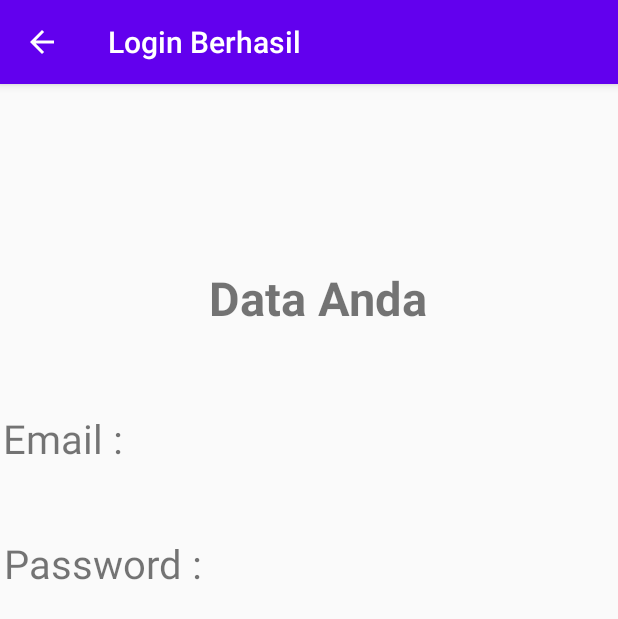
After one commit to priyaihsan/ToastProject, an Android app: the ActivityTwo screen opened directly, with no data from a screen before it, on a phone screen of 412 x 824 dp. The commit adds this screen. Shown: the top 619 px of the screen. Run offline under Robolectric (Android 15) with nearby library versions, the phone set to English and light mode, and no system bars; 2 statements that could not run were skipped.

Commit message:
tugas ke 2

```diff
--- a/app/src/main/AndroidManifest.xml
+++ b/app/src/main/AndroidManifest.xml
@@ -3,7 +3,6 @@
     package="com.example.testing">
 
     <application
-        android:allowBackup="true"
         android:icon="@mipmap/ic_launcher"
         android:label="@string/app_name"
         android:roundIcon="@mipmap/ic_launcher_round"
@@ -16,6 +15,9 @@
                 <category android:name="android.intent.category.LAUNCHER" />
             </intent-filter>
         </activity>
+        <activity android:name=".ActivityTwo"
+            android:parentActivityName=".MainActivity"
+            android:label="@string/label2"></activity>
     </application>
 
 </manifest>
--- /dev/null
+++ b/app/src/main/java/com/example/testing/ActivityTwo.java
@@ -0,0 +1,38 @@
+package com.example.testing;
+
+
+import android.os.Bundle;
+import android.widget.TextView;
+
+import androidx.appcompat.app.AppCompatActivity;
+
+public class ActivityTwo extends AppCompatActivity {
+
+    TextView txemail,txpassword;
+
+    @Override
+    protected void onCreate(Bundle savedInstanceState) {
+        super.onCreate(savedInstanceState);
+        setContentView(R.layout.activity_kedua);
+
+        //menghubungkan variabel pada conten texview
+        txemail = findViewById(R.id.emailField);
+        txpassword = findViewById(R.id.passwordField);
+
+        // mendeclarasikan bundle yang digunakan untuk mengambil pesan
+        // yang dikirim melalui method intent
+        Bundle bundle = getIntent().getExtras();
+
+        //membuat variabel string untuk menyimpan data yang dikirim
+        // dari activity sebelumnya
+        String email = bundle.getString("a");
+        String pass = bundle.getString("b");
+
+        // menampilkan value
+        txemail.setText(email);
+        txpassword.setText(pass);
+
+
+    }
+
+}
--- a/app/src/main/java/com/example/testing/MainActivity.java
+++ b/app/src/main/java/com/example/testing/MainActivity.java
@@ -2,6 +2,7 @@ package com.example.testing;
 
 import androidx.appcompat.app.AppCompatActivity;
 
+import android.content.Intent;
 import android.os.Bundle;
 import android.view.View;
 import android.widget.Button;
@@ -23,32 +24,49 @@ public class MainActivity extends AppCompatActivity {
         edEmail    = findViewById(R.id.TextEmail);
         edPassword = findViewById(R.id.TextPassword);
 
+
         btnLogin.setOnClickListener(new View.OnClickListener() {
             @Override
             public void onClick(View view) {
                 nama     = edEmail.getText().toString();
                 password = edPassword.getText().toString();
 
+                String email = "priya@gmail.com";
+                String pass = "1234";
+
                 // untuk menampilkan toast
-                if (nama.equals("priya") && password.equals("1234")){
+                if (nama.isEmpty() || password.isEmpty()){
                     Toast t = Toast.makeText(getApplicationContext()
-                    ,"login Berhasil",Toast.LENGTH_LONG);
+                    ,"Email dan Password wajib diisi",Toast.LENGTH_LONG);
                     t.show();
-                }
-                else if(nama.equals("priya") && !password.equals("1234")){
-                    Toast t = Toast.makeText(getApplicationContext()
-                   ,"Password Salah",Toast.LENGTH_LONG);
-                    t.show();
-                }
-                else if(!nama.equals("priya") && password.equals("1234")){
-                    Toast t = Toast.makeText(getApplicationContext()
-                    ,"Email Salah",Toast.LENGTH_LONG);
-                    t.show();
+
                 }
                 else{
-                    Toast t = Toast.makeText(getApplicationContext()
-                    ,"Email dan Password Salah",Toast.LENGTH_LONG);
-                    t.show();
+
+                    if (nama.equals(email) || password.equals(pass)){
+                        Toast t = Toast.makeText(getApplicationContext()
+                                ,"login Berhasil",Toast.LENGTH_LONG);
+                        t.show();
+
+                        Bundle b = new Bundle();
+
+                        b.putString("a",nama.trim());
+
+                        b.putString("b",password.trim());
+
+                        Intent i =  new Intent(getApplicationContext(),ActivityTwo.class);
+
+                        i.putExtras(b);
+
+                        startActivity(i);
+
+                    }
+                    else{
+                        Toast t = Toast.makeText(getApplicationContext()
+                                ,"login Gagal",Toast.LENGTH_LONG);
+
+                        t.show();
+                    }
                 }
 
             }
--- /dev/null
+++ b/app/src/main/res/layout/activity_kedua.xml
@@ -0,0 +1,95 @@
+<?xml version="1.0" encoding="utf-8"?>
+<androidx.constraintlayout.widget.ConstraintLayout xmlns:android="http://schemas.android.com/apk/res/android"
+    xmlns:app="http://schemas.android.com/apk/res-auto"
+    xmlns:tools="http://schemas.android.com/tools"
+    android:layout_width="match_parent"
+    android:layout_height="match_parent"
+    tools:context=".ActivityTwo">
+
+    <TextView
+        android:id="@+id/textView"
+        android:layout_width="wrap_content"
+        android:layout_height="wrap_content"
+        android:layout_marginStart="136dp"
+        android:layout_marginLeft="136dp"
+        android:layout_marginTop="102dp"
+        android:layout_marginEnd="124dp"
+        android:layout_marginRight="124dp"
+        android:layout_marginBottom="586dp"
+        android:text="@string/tData"
+        android:textSize="14pt"
+        android:textStyle="bold"
+        app:layout_constraintBottom_toBottomOf="parent"
+        app:layout_constraintEnd_toEndOf="parent"
+        app:layout_constraintStart_toStartOf="parent"
+        app:layout_constraintTop_toTopOf="parent" />
+
+    <TextView
+        android:id="@+id/textEmail"
+        android:layout_width="wrap_content"
+        android:layout_height="wrap_content"
+        android:layout_marginTop="44dp"
+        android:layout_marginEnd="328dp"
+        android:layout_marginRight="328dp"
+        android:layout_marginBottom="504dp"
+        android:text="@string/tEmail2"
+        android:textSize="12pt"
+        app:layout_constraintBottom_toBottomOf="parent"
+        app:layout_constraintEnd_toEndOf="parent"
+        app:layout_constraintStart_toStartOf="parent"
+        app:layout_constraintTop_toBottomOf="@+id/textView" />
+
+    <TextView
+        android:id="@+id/textPassword"
+        android:layout_width="wrap_content"
+        android:layout_height="wrap_content"
+        android:layout_marginTop="41dp"
+        android:layout_marginEnd="274dp"
+        android:layout_marginRight="274dp"
+        android:layout_marginBottom="425dp"
+        android:text="@string/tPassword2"
+        android:textSize="12pt"
+        app:layout_constraintBottom_toBottomOf="parent"
+        app:layout_constraintEnd_toEndOf="parent"
+        app:layout_constraintStart_toStartOf="parent"
+        app:layout_constraintTop_toBottomOf="@+id/textEmail" />
+
+    <TextView
+        android:id="@+id/emailField"
+        android:layout_width="178dp"
+        android:layout_height="38dp"
+        android:layout_marginStart="80dp"
+        android:layout_marginLeft="80dp"
+        android:layout_marginTop="44dp"
+        android:layout_marginEnd="70dp"
+        android:layout_marginRight="70dp"
+        android:layout_marginBottom="503dp"
+        android:ems="10"
+        android:text="@string/txemail"
+        android:textSize="12pt"
+        app:layout_constraintBottom_toBottomOf="parent"
+        app:layout_constraintEnd_toEndOf="parent"
+        app:layout_constraintStart_toEndOf="@+id/textEmail"
+        app:layout_constraintTop_toBottomOf="@+id/textView" />
+
+    <TextView
+        android:id="@+id/passwordField"
+        android:layout_width="231dp"
+        android:layout_height="36dp"
+        android:layout_marginStart="24dp"
+        android:layout_marginLeft="24dp"
+        android:layout_marginTop="39dp"
+        android:layout_marginEnd="18dp"
+        android:layout_marginRight="18dp"
+        android:layout_marginBottom="409dp"
+        android:ems="10"
+        android:text="@string/txpassword"
+        android:textSize="12pt"
+        app:layout_constraintBottom_toBottomOf="parent"
+        app:layout_constraintEnd_toEndOf="parent"
+        app:layout_constraintStart_toEndOf="@+id/textPassword"
+        app:layout_constraintTop_toBottomOf="@+id/emailField"
+        app:layout_constraintVertical_bias="0.105" />
+
+
+</androidx.constraintlayout.widget.ConstraintLayout>
--- a/app/src/main/res/layout/activity_main.xml
+++ b/app/src/main/res/layout/activity_main.xml
@@ -73,7 +73,7 @@
         android:layout_marginEnd="239dp"
         android:layout_marginRight="239dp"
         android:layout_marginBottom="380dp"
-        android:text="@string/tpassword"
+        android:text="@string/tPassword"
         android:textColor="#000000"
         app:layout_constraintBottom_toBottomOf="@id/TextPassword"
         app:layout_constraintEnd_toEndOf="parent"
--- a/app/src/main/res/values/strings.xml
+++ b/app/src/main/res/values/strings.xml
@@ -1,6 +1,15 @@
 <resources>
     <string name="app_name">Sample Constraint Layout</string>
     <string name="tEmail">Email</string>
-    <string name="tpassword">Password</string>
+    <string name="tEmail2">Email :</string>
+    <string name="tPassword">Password</string>
+    <string name="tPassword2">Password :</string>
     <string name="bsignin">sign in</string>
+    <string name="tLogin">LOGIN</string>
+    <string name="tData">Data Anda</string>
+    <string name="var1">ini pesan</string>
+    <string name="txemail">Ini Hasil Email</string>
+    <string name="txpassword">Ini Hasil Password</string>
+    <string name="label2">Login Berhasil</string>
+
 </resources>
```
